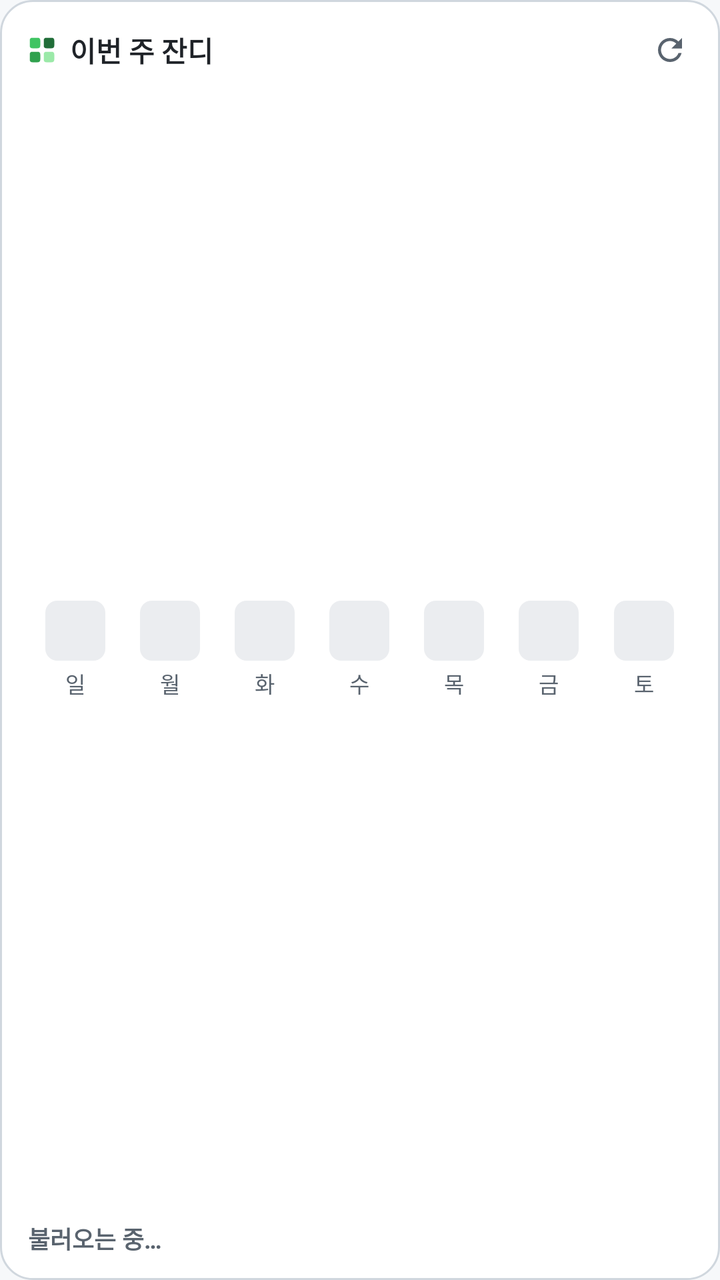
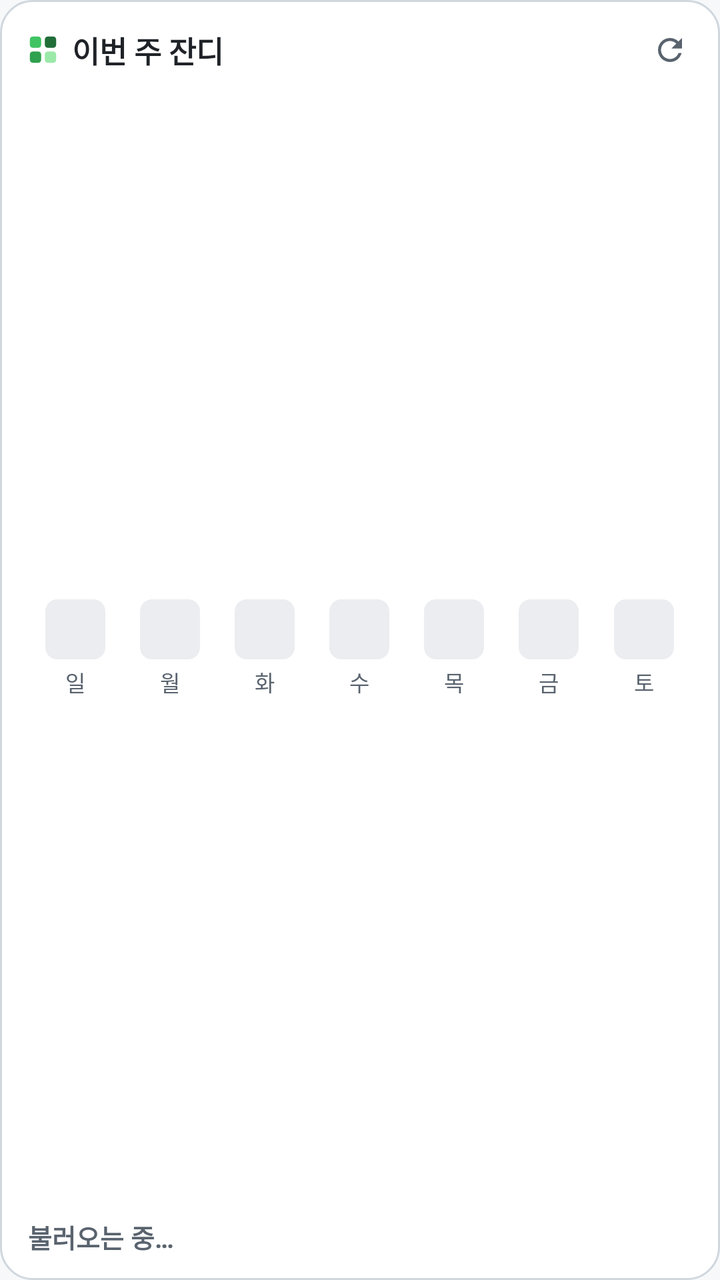

Two renders of the same Android screen: before a commit and after it. Below are the layout's source before the change and the commit's diff.
<!-- AndroidManifest.xml: application theme AppTheme -->
<!-- res/layout/widget_grass.xml -->
<?xml version="1.0" encoding="utf-8"?>
<LinearLayout xmlns:android="http://schemas.android.com/apk/res/android"
    android:id="@+id/widget_root"
    android:layout_width="match_parent"
    android:layout_height="match_parent"
    android:background="@drawable/widget_bg"
    android:orientation="vertical"
    android:paddingStart="14dp"
    android:paddingTop="10dp"
    android:paddingEnd="10dp"
    android:paddingBottom="12dp">

    <LinearLayout
        android:layout_width="match_parent"
        android:layout_height="wrap_content"
        android:gravity="center_vertical"
        android:orientation="horizontal">

        <ImageView
            android:layout_width="14dp"
            android:layout_height="14dp"
            android:src="@drawable/logo" />

        <TextView
            android:layout_width="0dp"
            android:layout_height="wrap_content"
            android:layout_marginStart="7dp"
            android:layout_weight="1"
            android:maxLines="1"
            android:text="이번 주 잔디"
            android:textColor="@color/fg"
            android:textSize="14sp"
            android:textStyle="bold" />

        <TextView
            android:id="@+id/streak"
            android:layout_width="wrap_content"
            android:layout_height="wrap_content"
            android:maxLines="1"
            android:textColor="@color/ok"
            android:textSize="12sp"
            android:textStyle="bold" />

        <ImageView
            android:id="@+id/refresh"
            android:layout_width="30dp"
            android:layout_height="30dp"
            android:layout_marginStart="4dp"
            android:contentDescription="새로고침"
            android:padding="6dp"
            android:src="@drawable/ic_refresh" />
    </LinearLayout>

    <LinearLayout
        android:layout_width="match_parent"
        android:layout_height="0dp"
        android:layout_weight="1"
        android:baselineAligned="false"
        android:gravity="center"
        android:orientation="horizontal"
        android:paddingEnd="4dp">

        <LinearLayout
            android:layout_width="0dp"
            android:layout_height="wrap_content"
            android:layout_weight="1"
            android:gravity="center_horizontal"
            android:orientation="vertical">

            <FrameLayout
                android:layout_width="30dp"
                android:layout_height="30dp">

                <ImageView
                    android:id="@+id/cell0"
                    android:layout_width="match_parent"
                    android:layout_height="match_parent"
                    android:src="@drawable/cell_l0" />

                <ImageView
                    android:id="@+id/ring0"
                    android:layout_width="match_parent"
                    android:layout_height="match_parent"
                    android:src="@drawable/cell_today"
                    android:visibility="gone" />

                <TextView
                    android:id="@+id/count0"
                    android:layout_width="match_parent"
                    android:layout_height="match_parent"
                    android:gravity="center"
                    android:maxLines="1"
                    android:textColor="@color/fg"
                    android:textSize="11sp"
                    android:textStyle="bold" />
            </FrameLayout>

            <TextView
                android:id="@+id/day0"
                android:layout_width="wrap_content"
                android:layout_height="wrap_content"
                android:layout_marginTop="3dp"
                android:text="일"
                android:textColor="@color/muted"
                android:textSize="11sp" />
        </LinearLayout>

        <LinearLayout
            android:layout_width="0dp"
            android:layout_height="wrap_content"
            android:layout_weight="1"
            android:gravity="center_horizontal"
            android:orientation="vertical">

            <FrameLayout
                android:layout_width="30dp"
                android:layout_height="30dp">

                <ImageView
                    android:id="@+id/cell1"
                    android:layout_width="match_parent"
                    android:layout_height="match_parent"
                    android:src="@drawable/cell_l0" />

                <ImageView
                    android:id="@+id/ring1"
                    android:layout_width="match_parent"
                    android:layout_height="match_parent"
                    android:src="@drawable/cell_today"
                    android:visibility="gone" />

                <TextView
                    android:id="@+id/count1"
                    android:layout_width="match_parent"
                    android:layout_height="match_parent"
                    android:gravity="center"
                    android:maxLines="1"
                    android:textColor="@color/fg"
                    android:textSize="11sp"
                    android:textStyle="bold" />
            </FrameLayout>

            <TextView
                android:id="@+id/day1"
                android:layout_width="wrap_content"
                android:layout_height="wrap_content"
                android:layout_marginTop="3dp"
                android:text="월"
                android:textColor="@color/muted"
                android:textSize="11sp" />
        </LinearLayout>

        <LinearLayout
            android:layout_width="0dp"
            android:layout_height="wrap_content"
            android:layout_weight="1"
            android:gravity="center_horizontal"
            android:orientation="vertical">

            <FrameLayout
                android:layout_width="30dp"
                android:layout_height="30dp">

                <ImageView
                    android:id="@+id/cell2"
                    android:layout_width="match_parent"
                    android:layout_height="match_parent"
                    android:src="@drawable/cell_l0" />

                <ImageView
                    android:id="@+id/ring2"
                    android:layout_width="match_parent"
                    android:layout_height="match_parent"
                    android:src="@drawable/cell_today"
                    android:visibility="gone" />

                <TextView
                    android:id="@+id/count2"
                    android:layout_width="match_parent"
                    android:layout_height="match_parent"
                    android:gravity="center"
                    android:maxLines="1"
                    android:textColor="@color/fg"
                    android:textSize="11sp"
                    android:textStyle="bold" />
            </FrameLayout>

            <TextView
                android:id="@+id/day2"
                android:layout_width="wrap_content"
                android:layout_height="wrap_content"
                android:layout_marginTop="3dp"
                android:text="화"
                android:textColor="@color/muted"
                android:textSize="11sp" />
        </LinearLayout>

        <LinearLayout
            android:layout_width="0dp"
            android:layout_height="wrap_content"
            android:layout_weight="1"
            android:gravity="center_horizontal"
            android:orientation="vertical">

            <FrameLayout
                android:layout_width="30dp"
                android:layout_height="30dp">

                <ImageView
                    android:id="@+id/cell3"
                    android:layout_width="match_parent"
                    android:layout_height="match_parent"
                    android:src="@drawable/cell_l0" />

                <ImageView
                    android:id="@+id/ring3"
                    android:layout_width="match_parent"
                    android:layout_height="match_parent"
                    android:src="@drawable/cell_today"
                    android:visibility="gone" />

                <TextView
                    android:id="@+id/count3"
                    android:layout_width="match_parent"
                    android:layout_height="match_parent"
                    android:gravity="center"
                    android:maxLines="1"
                    android:textColor="@color/fg"
                    android:textSize="11sp"
                    android:textStyle="bold" />
            </FrameLayout>

            <TextView
                android:id="@+id/day3"
                android:layout_width="wrap_content"
                android:layout_height="wrap_content"
                android:layout_marginTop="3dp"
                android:text="수"
                android:textColor="@color/muted"
                android:textSize="11sp" />
        </LinearLayout>

        <LinearLayout
            android:layout_width="0dp"
            android:layout_height="wrap_content"
            android:layout_weight="1"
            android:gravity="center_horizontal"
            android:orientation="vertical">

            <FrameLayout
                android:layout_width="30dp"
                android:layout_height="30dp">

                <ImageView
                    android:id="@+id/cell4"
                    android:layout_width="match_parent"
                    android:layout_height="match_parent"
                    android:src="@drawable/cell_l0" />

                <ImageView
                    android:id="@+id/ring4"
                    android:layout_width="match_parent"
                    android:layout_height="match_parent"
                    android:src="@drawable/cell_today"
                    android:visibility="gone" />

                <TextView
                    android:id="@+id/count4"
                    android:layout_width="match_parent"
                    android:layout_height="match_parent"
                    android:gravity="center"
                    android:maxLines="1"
                    android:textColor="@color/fg"
                    android:textSize="11sp"
                    android:textStyle="bold" />
            </FrameLayout>

            <TextView
                android:id="@+id/day4"
                android:layout_width="wrap_content"
                android:layout_height="wrap_content"
                android:layout_marginTop="3dp"
                android:text="목"
                android:textColor="@color/muted"
                android:textSize="11sp" />
        </LinearLayout>

        <LinearLayout
            android:layout_width="0dp"
            android:layout_height="wrap_content"
            android:layout_weight="1"
            android:gravity="center_horizontal"
            android:orientation="vertical">

            <FrameLayout
                android:layout_width="30dp"
                android:layout_height="30dp">

                <ImageView
                    android:id="@+id/cell5"
                    android:layout_width="match_parent"
                    android:layout_height="match_parent"
                    android:src="@drawable/cell_l0" />

                <ImageView
                    android:id="@+id/ring5"
                    android:layout_width="match_parent"
                    android:layout_height="match_parent"
                    android:src="@drawable/cell_today"
                    android:visibility="gone" />

                <TextView
                    android:id="@+id/count5"
                    android:layout_width="match_parent"
                    android:layout_height="match_parent"
                    android:gravity="center"
                    android:maxLines="1"
                    android:textColor="@color/fg"
                    android:textSize="11sp"
                    android:textStyle="bold" />
            </FrameLayout>

            <TextView
                android:id="@+id/day5"
                android:layout_width="wrap_content"
                android:layout_height="wrap_content"
                android:layout_marginTop="3dp"
                android:text="금"
                android:textColor="@color/muted"
                android:textSize="11sp" />
        </LinearLayout>

        <LinearLayout
            android:layout_width="0dp"
            android:layout_height="wrap_content"
            android:layout_weight="1"
            android:gravity="center_horizontal"
            android:orientation="vertical">

            <FrameLayout
                android:layout_width="30dp"
                android:layout_height="30dp">

                <ImageView
                    android:id="@+id/cell6"
                    android:layout_width="match_parent"
                    android:layout_height="match_parent"
                    android:src="@drawable/cell_l0" />

                <ImageView
                    android:id="@+id/ring6"
                    android:layout_width="match_parent"
                    android:layout_height="match_parent"
                    android:src="@drawable/cell_today"
                    android:visibility="gone" />

                <TextView
                    android:id="@+id/count6"
                    android:layout_width="match_parent"
                    android:layout_height="match_parent"
                    android:gravity="center"
                    android:maxLines="1"
                    android:textColor="@color/fg"
                    android:textSize="11sp"
                    android:textStyle="bold" />
            </FrameLayout>

            <TextView
                android:id="@+id/day6"
                android:layout_width="wrap_content"
                android:layout_height="wrap_content"
                android:layout_marginTop="3dp"
                android:text="토"
                android:textColor="@color/muted"
                android:textSize="11sp" />
        </LinearLayout>
    </LinearLayout>

    <LinearLayout
        android:layout_width="match_parent"
        android:layout_height="wrap_content"
        android:gravity="center_vertical"
        android:orientation="horizontal"
        android:paddingEnd="4dp">

        <TextView
            android:id="@+id/status"
            android:layout_width="0dp"
            android:layout_height="wrap_content"
            android:layout_weight="1"
            android:ellipsize="end"
            android:maxLines="1"
            android:text="불러오는 중…"
            android:textColor="@color/muted"
            android:textSize="12sp"
            android:textStyle="bold" />

        <TextView
            android:id="@+id/week"
            android:layout_width="wrap_content"
            android:layout_height="wrap_content"
            android:layout_marginStart="6dp"
            android:maxLines="1"
            android:textColor="@color/muted"
            android:textSize="12sp" />
    </LinearLayout>
</LinearLayout>
<!-- resources referenced by this layout -->
<resources>
  <color name="fg">#1F2328</color>
  <color name="muted">#59636E</color>
  <color name="ok">#1A7F37</color>
  <!-- drawable cell_l0 (drawable) -->
  <?xml version="1.0" encoding="utf-8"?>
  <shape xmlns:android="http://schemas.android.com/apk/res/android" android:shape="rectangle">
      <solid android:color="@color/level0" />
      <corners android:radius="6dp" />
  </shape>
  <!-- drawable cell_today (drawable) -->
  <?xml version="1.0" encoding="utf-8"?>
  <shape xmlns:android="http://schemas.android.com/apk/res/android" android:shape="rectangle">
      <solid android:color="@android:color/transparent" />
      <stroke android:width="2dp" android:color="@color/fg" />
      <corners android:radius="6dp" />
  </shape>
  <!-- drawable ic_refresh (drawable) -->
  <?xml version="1.0" encoding="utf-8"?>
  <vector xmlns:android="http://schemas.android.com/apk/res/android"
      android:width="24dp" android:height="24dp"
      android:viewportWidth="24" android:viewportHeight="24">
      <path android:fillColor="@color/muted"
          android:pathData="M17.65,6.35C16.2,4.9 14.21,4 12,4c-4.42,0 -7.99,3.58 -7.99,8s3.57,8 7.99,8c3.73,0 6.84,-2.55 7.73,-6h-2.08c-0.82,2.33 -3.04,4 -5.65,4 -3.31,0 -6,-2.69 -6,-6s2.69,-6 6,-6c1.66,0 3.14,0.69 4.22,1.78L13,11h7V4l-2.35,2.35z" />
  </vector>
  <!-- drawable logo (drawable) -->
  <?xml version="1.0" encoding="utf-8"?>
  <vector xmlns:android="http://schemas.android.com/apk/res/android"
      android:width="16dp" android:height="16dp"
      android:viewportWidth="16" android:viewportHeight="16">
      <path android:fillColor="#40C463" android:pathData="M2.5,1h3a1.5,1.5 0,0 1,1.5 1.5v3a1.5,1.5 0,0 1,-1.5 1.5h-3a1.5,1.5 0,0 1,-1.5 -1.5v-3a1.5,1.5 0,0 1,1.5 -1.5z" />
      <path android:fillColor="#216E39" android:pathData="M10.5,1h3a1.5,1.5 0,0 1,1.5 1.5v3a1.5,1.5 0,0 1,-1.5 1.5h-3a1.5,1.5 0,0 1,-1.5 -1.5v-3a1.5,1.5 0,0 1,1.5 -1.5z" />
      <path android:fillColor="#30A14E" android:pathData="M2.5,9h3a1.5,1.5 0,0 1,1.5 1.5v3a1.5,1.5 0,0 1,-1.5 1.5h-3a1.5,1.5 0,0 1,-1.5 -1.5v-3a1.5,1.5 0,0 1,1.5 -1.5z" />
      <path android:fillColor="#9BE9A8" android:pathData="M10.5,9h3a1.5,1.5 0,0 1,1.5 1.5v3a1.5,1.5 0,0 1,-1.5 1.5h-3a1.5,1.5 0,0 1,-1.5 -1.5v-3a1.5,1.5 0,0 1,1.5 -1.5z" />
  </vector>
  <!-- drawable widget_bg (drawable) -->
  <?xml version="1.0" encoding="utf-8"?>
  <shape xmlns:android="http://schemas.android.com/apk/res/android" android:shape="rectangle">
      <solid android:color="@color/bg" />
      <stroke android:width="1dp" android:color="@color/line" />
      <corners android:radius="16dp" />
  </shape>
  <style name="AppTheme" parent="@android:style/Theme.Material.Light.NoActionBar">
          <item name="android:colorAccent">@color/accent</item>
          <item name="android:windowBackground">@color/page</item>
          <item name="android:statusBarColor">@color/page</item>
          <item name="android:navigationBarColor">@color/page</item>
          <item name="android:windowLightStatusBar">true</item>
      </style>
  <color name="level0">#EBEDF0</color>
  <color name="bg">#FFFFFF</color>
  <color name="line">#D0D7DE</color>
  <color name="accent">#1F883D</color>
  <color name="page">#F6F8FA</color>
</resources>

<!-- the commit's change to res/layout/widget_grass.xml (unified diff, before → after) -->
@@ -17,11 +17,13 @@
         android:orientation="horizontal">
 
         <ImageView
-            android:layout_width="14dp"
-            android:layout_height="14dp"
+            android:id="@+id/logo"
+            android:layout_width="15dp"
+            android:layout_height="15dp"
             android:src="@drawable/logo" />
 
         <TextView
+            android:id="@+id/title"
             android:layout_width="0dp"
             android:layout_height="wrap_content"
             android:layout_marginStart="7dp"
@@ -29,7 +31,7 @@
             android:maxLines="1"
             android:text="이번 주 잔디"
             android:textColor="@color/fg"
-            android:textSize="14sp"
+            android:textSize="15sp"
             android:textStyle="bold" />
 
         <TextView
@@ -38,7 +40,7 @@
             android:layout_height="wrap_content"
             android:maxLines="1"
             android:textColor="@color/ok"
-            android:textSize="12sp"
+            android:textSize="13sp"
             android:textStyle="bold" />
 
         <ImageView
@@ -68,6 +70,7 @@
             android:orientation="vertical">
 
             <FrameLayout
+                android:id="@+id/frame0"
                 android:layout_width="30dp"
                 android:layout_height="30dp">
 
@@ -113,6 +116,7 @@
             android:orientation="vertical">
 
             <FrameLayout
+                android:id="@+id/frame1"
                 android:layout_width="30dp"
                 android:layout_height="30dp">
 
@@ -158,6 +162,7 @@
             android:orientation="vertical">
 
             <FrameLayout
+                android:id="@+id/frame2"
                 android:layout_width="30dp"
                 android:layout_height="30dp">
 
@@ -203,6 +208,7 @@
             android:orientation="vertical">
 
             <FrameLayout
+                android:id="@+id/frame3"
                 android:layout_width="30dp"
                 android:layout_height="30dp">
 
@@ -248,6 +254,7 @@
             android:orientation="vertical">
 
             <FrameLayout
+                android:id="@+id/frame4"
                 android:layout_width="30dp"
                 android:layout_height="30dp">
 
@@ -293,6 +300,7 @@
             android:orientation="vertical">
 
             <FrameLayout
+                android:id="@+id/frame5"
                 android:layout_width="30dp"
                 android:layout_height="30dp">
 
@@ -338,6 +346,7 @@
             android:orientation="vertical">
 
             <FrameLayout
+                android:id="@+id/frame6"
                 android:layout_width="30dp"
                 android:layout_height="30dp">
 
@@ -392,7 +401,7 @@
             android:maxLines="1"
             android:text="불러오는 중…"
             android:textColor="@color/muted"
-            android:textSize="12sp"
+            android:textSize="13sp"
             android:textStyle="bold" />
 
         <TextView
@@ -402,6 +411,6 @@
             android:layout_marginStart="6dp"
             android:maxLines="1"
             android:textColor="@color/muted"
-            android:textSize="12sp" />
+            android:textSize="13sp" />
     </LinearLayout>
 </LinearLayout>
